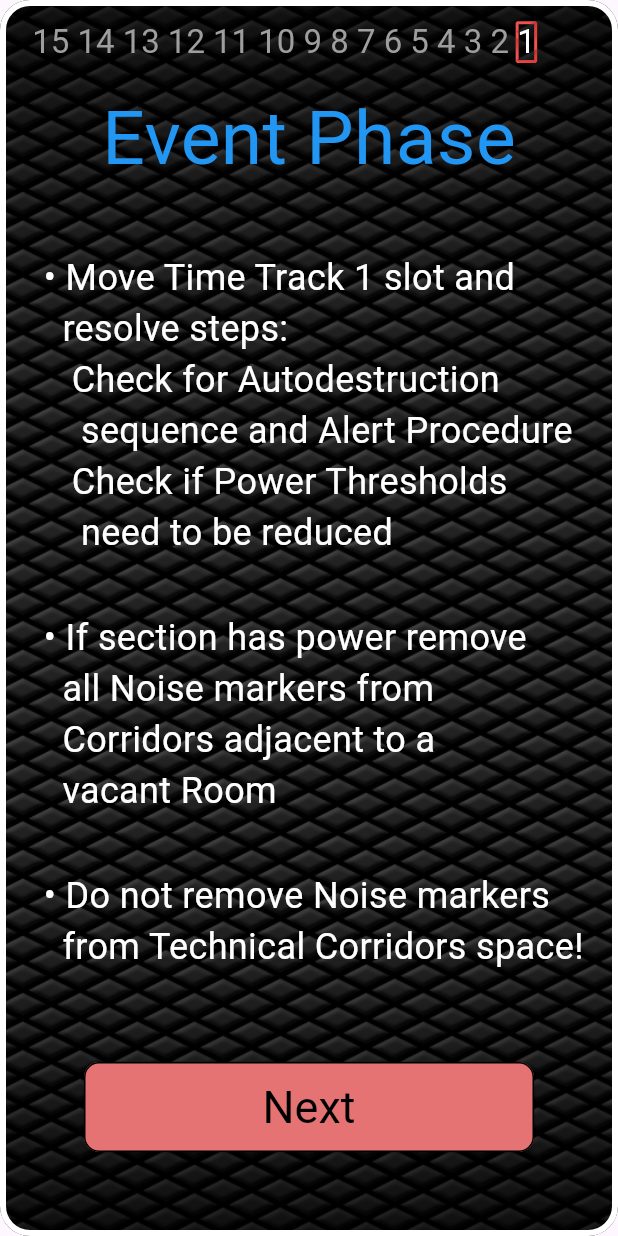
After one commit to IanWickham/nemesis-lockdown, a Flutter app: the EventPhaseStartScreen screen opened directly, on a phone screen of 412 x 824 dp. The commit adds this screen. Run offline on Flutter 3.47's test engine with Material 3 defaults, Android fonts, the light colour scheme and no system bars; our stand-ins replace google_fonts.

Commit message:
event phase integration along with working turn tracker

```diff
--- /dev/null
+++ b/lib/event_phase_start_screen.dart
@@ -0,0 +1,126 @@
+import 'package:flutter/material.dart';
+import 'package:google_fonts/google_fonts.dart';
+import 'event_phase_main_screen.dart';
+import 'globals.dart';
+
+class EventPhaseStartScreen extends StatefulWidget {
+  const EventPhaseStartScreen({super.key});
+
+  @override
+  State<EventPhaseStartScreen> createState() => _EventPhaseStartScreenState();
+}
+
+class _EventPhaseStartScreenState extends State<EventPhaseStartScreen> {
+  @override
+  void initState() {
+    super.initState();
+
+  }
+  @override
+  Widget build(BuildContext context) => Scaffold(
+      body: Stack(
+        children: <Widget>[
+          getBackground(),
+          getTurnCounter(),
+
+          Center(
+            child: Column(
+                mainAxisAlignment: MainAxisAlignment.center,
+                children: [
+                  Text(
+                    'Event Phase',
+                    style: GoogleFonts.novaSquare(color: Colors.blue, fontSize: 50),
+                  ),
+                  const Padding(
+                    padding: EdgeInsets.all(20.0),
+                  ),
+                  Column( //A second column for the alignment of the text
+                      crossAxisAlignment: CrossAxisAlignment.start,
+                      children: [
+                        //explaining all start of event steps to take so we don't have to make too many screens
+                        Text(
+                          ' • Move Time Track 1 slot and',
+                          style: GoogleFonts.novaSquare(color: Colors.white, fontSize: 24),
+                        ),
+                        Text(
+                          '   resolve steps:',
+                          style: GoogleFonts.novaSquare(color: Colors.white, fontSize: 24),
+                        ),
+                        Text(
+                          '    Check for Autodestruction',
+                          style: GoogleFonts.novaSquare(color: Colors.white, fontSize: 24),
+                        ),
+                        Text(
+                          '     sequence and Alert Procedure',
+                          style: GoogleFonts.novaSquare(color: Colors.white, fontSize: 24),
+                        ),
+                        Text(
+                          '    Check if Power Thresholds',
+                          style: GoogleFonts.novaSquare(color: Colors.white, fontSize: 24),
+                        ),
+                        Text(
+                          '     need to be reduced',
+                          style: GoogleFonts.novaSquare(color: Colors.white, fontSize: 24),
+                        ),
+                        const Padding(
+                          padding: EdgeInsets.all(18.0),
+                        ),
+                        Text(
+                          ' • If section has power remove',
+                          style: GoogleFonts.novaSquare(color: Colors.white, fontSize: 24),
+                        ),
+                        Text(
+                          '   all Noise markers from',
+                          style: GoogleFonts.novaSquare(color: Colors.white, fontSize: 24),
+                        ),
+                        Text(
+                          '   Corridors adjacent to a',
+                          style: GoogleFonts.novaSquare(color: Colors.white, fontSize: 24),
+                        ),
+                        Text(
+                          '   vacant Room',
+                          style: GoogleFonts.novaSquare(color: Colors.white, fontSize: 24),
+                        ),
+                        const Padding(
+                          padding: EdgeInsets.all(18.0),
+                        ),
+                        Text(
+                          ' • Do not remove Noise markers',
+                          style: GoogleFonts.novaSquare(color: Colors.white, fontSize: 24),
+                        ),
+                        Text(
+                          '   from Technical Corridors space!',
+                          style: GoogleFonts.novaSquare(color: Colors.white, fontSize: 24),
+                        ),
+                      ]
+                  ),
+                  const Padding(
+                    padding: EdgeInsets.all(30.0),
+                  ),
+                  ElevatedButton(
+                      onPressed: () {
+                        Navigator.push(
+                          context,
+                          MaterialPageRoute(
+                              builder: (context) => const EventPhaseMainScreen()),
+                        );
+                      },
+                      style: ElevatedButton.styleFrom(
+                          side: const BorderSide(width: 1, color: Colors.black),
+                          backgroundColor: Colors.red[300],
+                          foregroundColor: Colors.black,
+                          shape: RoundedRectangleBorder(
+                            borderRadius: BorderRadius.circular(10),
+                          ),
+                          fixedSize: const Size(300, 60),
+                          textStyle: const TextStyle(
+                              fontSize: 30, color: Colors.black)),
+                      child: Text('Next', style: GoogleFonts.novaSquare())
+                  ),
+                ]
+            ),
+          ),
+        ],
+      )
+  );
+}
--- a/lib/globals.dart
+++ b/lib/globals.dart
@@ -4,7 +4,7 @@ import 'decks.dart';
 import 'package:google_fonts/google_fonts.dart';
 
 int playerCount = 0; //initialize to 0, playerCount gets defined in PlayerNumberScreen
-int currentTurn = 9;
+int currentTurn = 1; //initialize to up to 15, starting at 1,gets defines in EventPhaseMainScreen
 var nightStalkerAttackDeck = NightStalkerAttack();
 var computerActionsDeck = ComputerActions();
 //var characterDraftDeck = CharacterDraft();
--- a/lib/player_phase_main_screen.dart
+++ b/lib/player_phase_main_screen.dart
@@ -1,7 +1,7 @@
 import 'package:flutter/material.dart';
 import 'package:google_fonts/google_fonts.dart';
+import 'event_phase_start_screen.dart';
 import 'globals.dart';
-import 'event_phase/event_phase_a.dart';
 
 class PlayerPhaseMainScreen extends StatefulWidget {
   const PlayerPhaseMainScreen({super.key});
@@ -123,13 +123,13 @@ class _PlayerPhaseMainScreenState extends State<PlayerPhaseMainScreen> {
                           padding: EdgeInsets.all(10.0),
                         ),
                         ElevatedButton(
+                        //Moving on to event phase
                             onPressed: () {
                               Navigator.push(
                                 context,
                                 MaterialPageRoute(
-                                    builder: (context) => const EventPhaseA()),
+                                    builder: (context) => const EventPhaseStartScreen()),
                               );
-
                             },
                             style: ElevatedButton.styleFrom(
                                 side: const BorderSide(
```
Also changed, not shown: lib/event_phase_main_screen.dart (added, +532 -0 lines).
